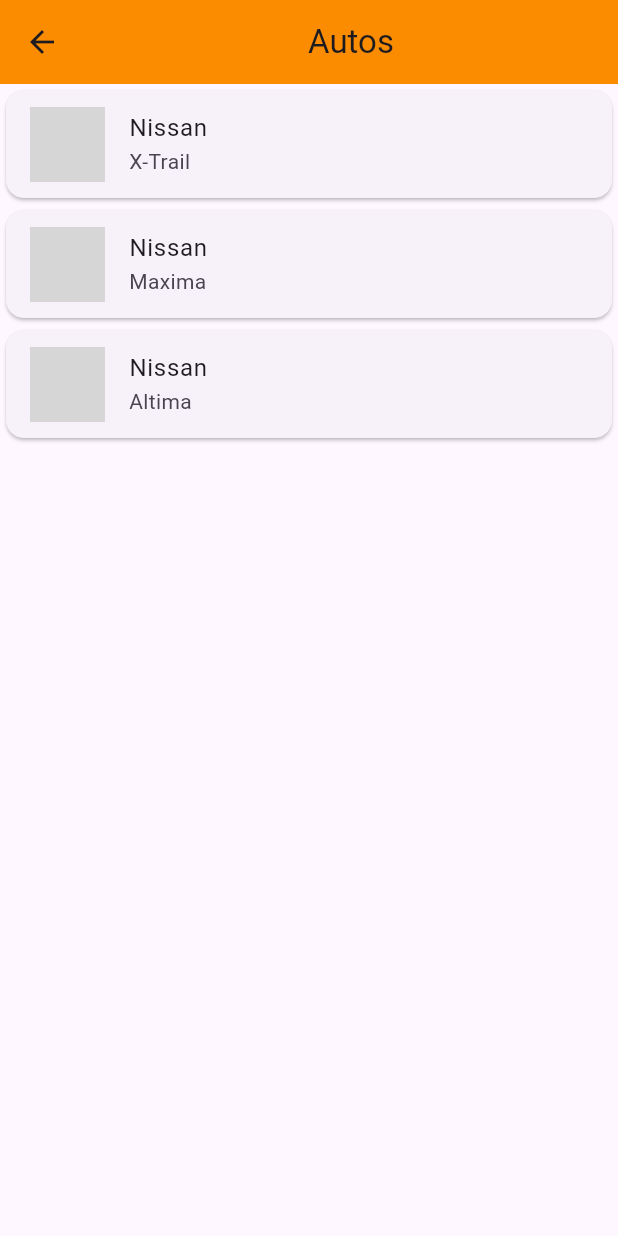
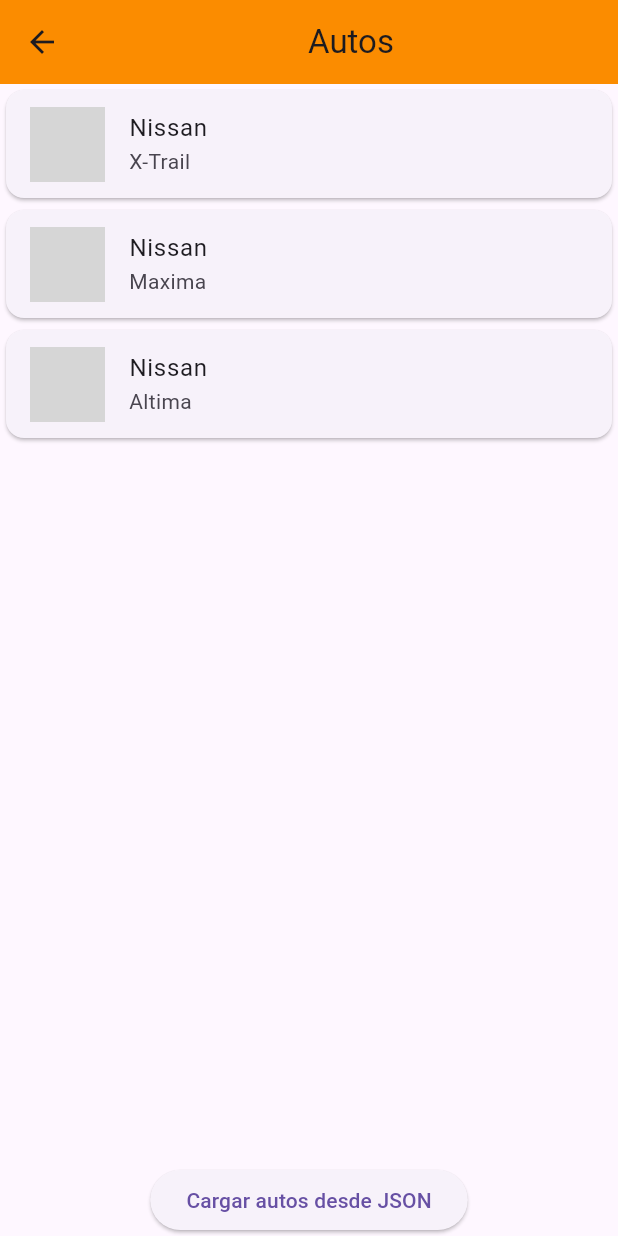
Before and after one commit to lfuentes-xd/movilesApp, a Flutter app: the CarsView screen opened by its route, on a phone screen of 412 x 824 dp. Run offline on Flutter 3.47's test engine with Material 3 defaults, Android fonts, the phone set to English and light mode, and no system bars; our stand-ins replace file_picker; network calls fail; grey boxes are pictures that could not be loaded.

Commit message:
Cargar autos json

```diff
--- a/lib/CarsView.dart
+++ b/lib/CarsView.dart
@@ -1,4 +1,7 @@
 import 'package:flutter/material.dart';
+import 'package:file_picker/file_picker.dart';
+import 'dart:io';
+import 'dart:convert';
 
 // La clase Car representa un automóvil con sus atributos.
 class Car {
@@ -13,6 +16,15 @@ class Car {
     required this.imagePath,
     required this.description,
   });
+
+  factory Car.fromJson(Map<String, dynamic> json) {
+    return Car(
+      brand: json['brand'],
+      model: json['model'],
+      imagePath: json['imagePath'],
+      description: json['description'],
+    );
+  }
 }
 
 // La pantalla para mostrar los detalles de un automóvil seleccionado.
@@ -116,8 +128,15 @@ class _CarDetailsViewState extends State<CarDetailsView> {
   }
 }
 
+
+class CarsView extends StatefulWidget {
+
+  @override
+  _CarsViewState createState() => _CarsViewState();
+}
+
 // La pantalla principal que muestra una lista de automóviles.
-class CarsView extends StatelessWidget {
+class _CarsViewState extends State<CarsView> {
   final List<Car> cars = [
     Car(
       brand: 'Nissan',
@@ -140,6 +159,30 @@ class CarsView extends StatelessWidget {
     // Agrega más objetos Car según sea necesario
   ];
 
+  void _pickFile() async {
+    FilePickerResult? result = await FilePicker.platform.pickFiles(
+      type: FileType.custom,
+      allowedExtensions: ['json'],
+    );
+
+    if (result != null) {
+      final file = File(result.files.single.path!);
+      String fileContent = await file.readAsString();
+
+      List<dynamic> jsonCars = jsonDecode(fileContent);
+      List<Car> newCars = jsonCars.map((jsonCar) => Car.fromJson(jsonCar)).toList();
+
+      setState(() {
+        cars.addAll(newCars);
+      });
+    }
+  }
+
+
+
+
+
+
  @override
   Widget build(BuildContext context) {
     return Scaffold(
@@ -149,7 +192,10 @@ class CarsView extends StatelessWidget {
         ),
         backgroundColor: Colors.orange[600],
       ),
-      body: ListView.builder(
+      body: Column(
+        children: [
+          Expanded(
+            child: ListView.builder(
               itemCount: cars.length,
               itemBuilder: (context, index) {
                 return Card(
@@ -174,6 +220,13 @@ class CarsView extends StatelessWidget {
                 );
               },
             ),
+          ),
+          ElevatedButton(
+            onPressed: _pickFile,
+            child: Text("Cargar autos desde JSON"),
+          ),
+        ],
+      ),
     );
   }
 }
--- a/pubspec.yaml
+++ b/pubspec.yaml
@@ -35,6 +35,8 @@ dependencies:
   # The following adds the Cupertino Icons font to your application.
   # Use with the CupertinoIcons class for iOS style icons.
   cupertino_icons: ^1.0.2
+  file_picker: ^5.2.5
+  convert: ^3.1.1
 
 dev_dependencies:
   flutter_test:
```
Also changed, not shown: pubspec.lock. Lines whose indentation alone changed are shown as unchanged.
